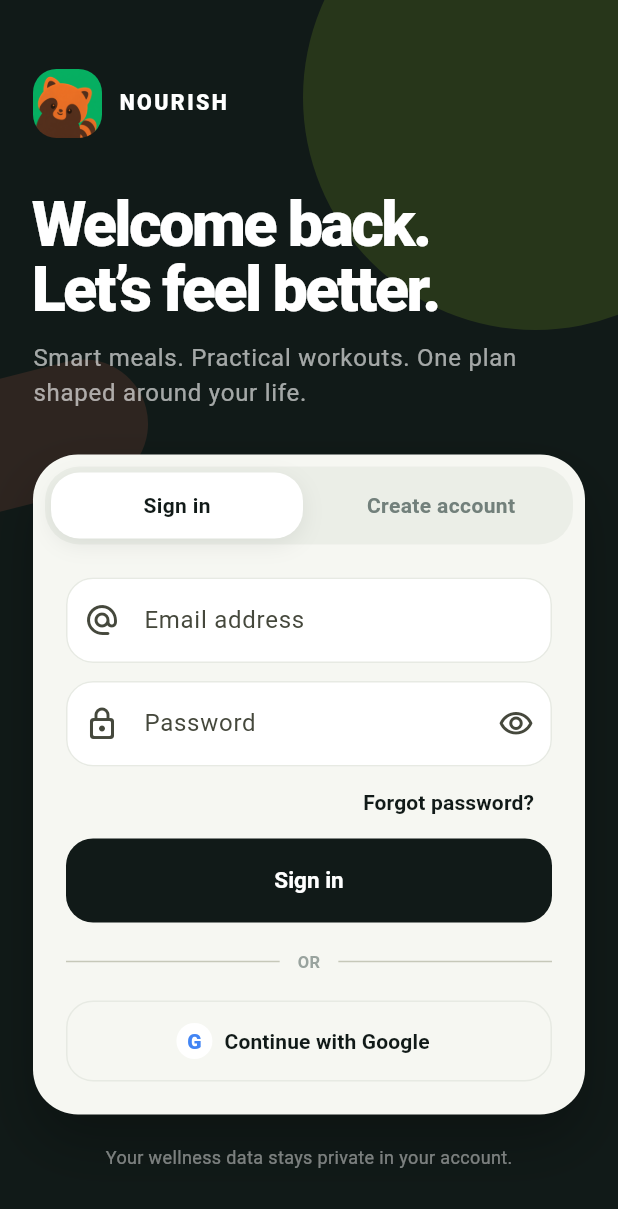
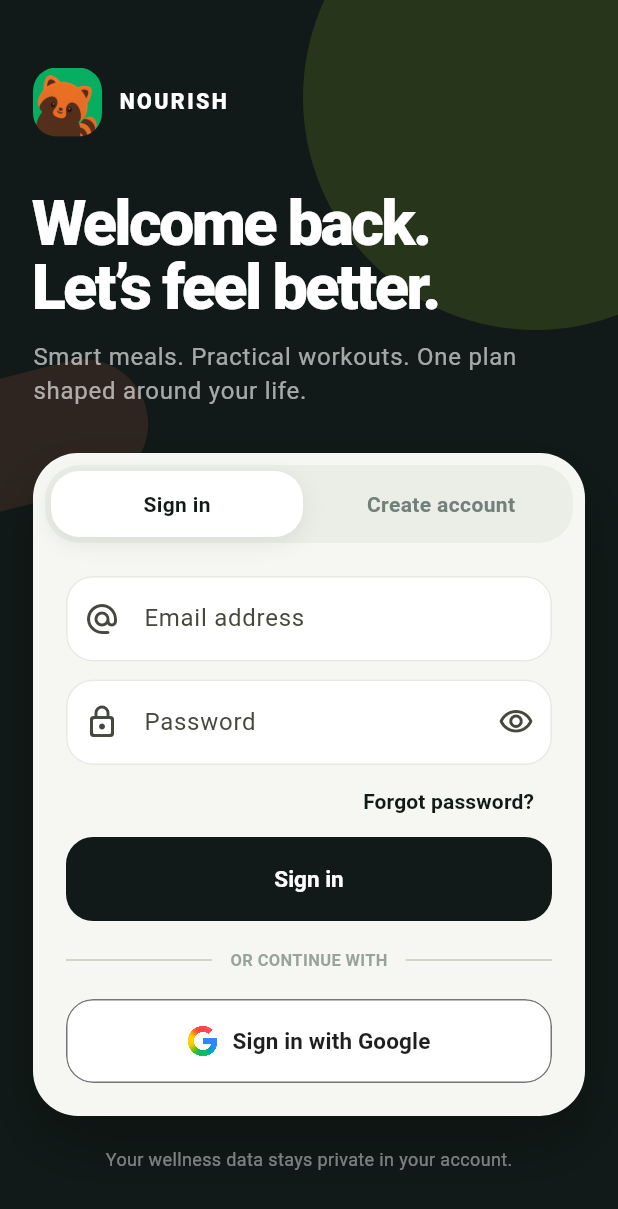
Before and after one commit to SparshMishra09/Nourish, a Flutter app: the screen it shows after launch, on a phone screen of 412 x 824 dp. Shown: the top 1209 px of the screen. Run offline on Flutter 3.47's test engine with Material 3 defaults, Android fonts, the phone set to English and light mode, and no system bars; our stand-ins replace cached_network_image, cloud_firestore, firebase_ai, firebase_auth, firebase_core, flutter_local_notifications and 5 more; missing offline and left inert: firebase_app_check; accounts and stored records are empty.

Commit message:
Polish Google authentication for v1.11.1

```diff
--- a/lib/screens/auth_screen.dart
+++ b/lib/screens/auth_screen.dart
@@ -3,6 +3,7 @@ import 'package:flutter/material.dart';
 import '../core/app_theme.dart';
 import '../services/auth_service.dart';
 import '../widgets/brand_mark.dart';
+import '../widgets/google_auth_button.dart';
 import '../widgets/shared_ui.dart';
 
 class AuthScreen extends StatefulWidget {
@@ -22,6 +23,7 @@ class _AuthScreenState extends State<AuthScreen> {
   bool _isSignUp = false;
   bool _obscurePassword = true;
   bool _loading = false;
+  bool _googleLoading = false;
 
   @override
   void dispose() {
@@ -55,13 +57,21 @@ class _AuthScreenState extends State<AuthScreen> {
   }
 
   Future<void> _googleSignIn() async {
-    setState(() => _loading = true);
+    setState(() {
+      _loading = true;
+      _googleLoading = true;
+    });
     try {
       await widget.authService.signInWithGoogle();
     } catch (error) {
       if (mounted) showAppMessage(context, AuthService.friendlyError(error));
     } finally {
-      if (mounted) setState(() => _loading = false);
+      if (mounted) {
+        setState(() {
+          _loading = false;
+          _googleLoading = false;
+        });
+      }
     }
   }
 
@@ -270,7 +280,7 @@ class _AuthScreenState extends State<AuthScreen> {
                                     FilledButton(
                                       key: const ValueKey('authSubmit'),
                                       onPressed: _loading ? null : _submit,
-                                      child: _loading
+                                      child: _loading && !_googleLoading
                                           ? const SizedBox.square(
                                               dimension: 21,
                                               child: CircularProgressIndicator(
@@ -293,7 +303,7 @@ class _AuthScreenState extends State<AuthScreen> {
                                             horizontal: 12,
                                           ),
                                           child: Text(
-                                            'OR',
+                                            'OR CONTINUE WITH',
                                             style: TextStyle(
                                               color: AppPalette.muted
                                                   .withValues(alpha: 0.7),
@@ -306,40 +316,12 @@ class _AuthScreenState extends State<AuthScreen> {
                                       ],
                                     ),
                                     const SizedBox(height: 18),
-                                    OutlinedButton.icon(
-                                      key: const ValueKey('googleSignIn'),
+                                    GoogleAuthButton(
                                       onPressed: _loading
                                           ? null
                                           : _googleSignIn,
-                                      icon: Container(
-                                        width: 24,
-                                        height: 24,
-                                        alignment: Alignment.center,
-                                        decoration: const BoxDecoration(
-                                          color: Colors.white,
-                                          shape: BoxShape.circle,
-                                        ),
-                                        child: const Text(
-                                          'G',
-                                          style: TextStyle(
-                                            color: Color(0xFF4285F4),
-                                            fontWeight: FontWeight.w900,
-                                          ),
-                                        ),
-                                      ),
-                                      label: const Text('Continue with Google'),
-                                      style: OutlinedButton.styleFrom(
-                                        foregroundColor: AppPalette.ink,
-                                        minimumSize: const Size.fromHeight(54),
-                                        side: const BorderSide(
-                                          color: AppPalette.line,
-                                        ),
-                                        shape: RoundedRectangleBorder(
-                                          borderRadius: BorderRadius.circular(
-                                            18,
-                                          ),
-                                        ),
-                                      ),
+                                      isSignUp: _isSignUp,
+                                      isLoading: _googleLoading,
                                     ),
                                   ],
                                 ),
--- /dev/null
+++ b/lib/widgets/google_auth_button.dart
@@ -0,0 +1,136 @@
+import 'package:flutter/material.dart';
+
+class GoogleAuthButton extends StatelessWidget {
+  const GoogleAuthButton({
+    super.key,
+    required this.onPressed,
+    required this.isSignUp,
+    this.isLoading = false,
+  });
+
+  static const logoAsset = 'assets/images/google_g_logo.png';
+
+  final VoidCallback? onPressed;
+  final bool isSignUp;
+  final bool isLoading;
+
+  String get _label => isSignUp ? 'Sign up with Google' : 'Sign in with Google';
+
+  @override
+  Widget build(BuildContext context) {
+    final enabled = onPressed != null && !isLoading;
+
+    return Semantics(
+      button: true,
+      enabled: enabled,
+      label: isLoading ? 'Connecting to Google' : _label,
+      child: SizedBox(
+        height: 56,
+        width: double.infinity,
+        child: Material(
+          color: Colors.white,
+          shape: RoundedRectangleBorder(
+            borderRadius: BorderRadius.circular(18),
+            side: const BorderSide(color: Color(0xFF747775)),
+          ),
+          clipBehavior: Clip.antiAlias,
+          child: InkWell(
+            key: const ValueKey('googleSignIn'),
+            onTap: enabled ? onPressed : null,
+            overlayColor: WidgetStateProperty.resolveWith((states) {
+              if (states.contains(WidgetState.pressed)) {
+                return const Color(0xFF1F1F1F).withValues(alpha: 0.08);
+              }
+              if (states.contains(WidgetState.hovered) ||
+                  states.contains(WidgetState.focused)) {
+                return const Color(0xFF1F1F1F).withValues(alpha: 0.04);
+              }
+              return null;
+            }),
+            child: AnimatedSwitcher(
+              duration: const Duration(milliseconds: 180),
+              switchInCurve: Curves.easeOut,
+              switchOutCurve: Curves.easeIn,
+              child: isLoading
+                  ? const _GoogleLoadingLabel()
+                  : _GoogleLabel(label: _label, enabled: enabled),
+            ),
+          ),
+        ),
+      ),
+    );
+  }
+}
+
+class _GoogleLabel extends StatelessWidget {
+  const _GoogleLabel({required this.label, required this.enabled});
+
+  final String label;
+  final bool enabled;
+
+  @override
+  Widget build(BuildContext context) {
+    return Row(
+      key: ValueKey(label),
+      mainAxisAlignment: MainAxisAlignment.center,
+      mainAxisSize: MainAxisSize.min,
+      children: [
+        Opacity(
+          opacity: enabled ? 1 : 0.45,
+          child: Image.asset(
+            GoogleAuthButton.logoAsset,
+            width: 20,
+            height: 20,
+            filterQuality: FilterQuality.high,
+            semanticLabel: 'Google',
+          ),
+        ),
+        const SizedBox(width: 10),
+        Text(
+          label,
+          style: TextStyle(
+            color: const Color(
+              0xFF1F1F1F,
+            ).withValues(alpha: enabled ? 1 : 0.45),
+            fontSize: 15,
+            height: 20 / 15,
+            fontWeight: FontWeight.w600,
+            letterSpacing: 0.1,
+          ),
+        ),
+      ],
+    );
+  }
+}
+
+class _GoogleLoadingLabel extends StatelessWidget {
+  const _GoogleLoadingLabel();
+
+  @override
+  Widget build(BuildContext context) {
+    return const Row(
+      key: ValueKey('googleLoading'),
+      mainAxisAlignment: MainAxisAlignment.center,
+      mainAxisSize: MainAxisSize.min,
+      children: [
+        SizedBox.square(
+          dimension: 19,
+          child: CircularProgressIndicator(
+            strokeWidth: 2.2,
+            color: Color(0xFF4285F4),
+          ),
+        ),
+        SizedBox(width: 11),
+        Text(
+          'Connecting to Google…',
+          style: TextStyle(
+            color: Color(0xFF1F1F1F),
+            fontSize: 15,
+            height: 20 / 15,
+            fontWeight: FontWeight.w600,
+          ),
+        ),
+      ],
+    );
+  }
+}
--- a/pubspec.yaml
+++ b/pubspec.yaml
@@ -16,7 +16,7 @@ publish_to: 'none' # Remove this line if you wish to publish to pub.dev
 # https://developer.apple.com/library/archive/documentation/General/Reference/InfoPlistKeyReference/Articles/CoreFoundationKeys.html
 # In Windows, build-name is used as the major, minor, and patch parts
 # of the product and file versions while build-number is used as the build suffix.
-version: 1.11.0+16
+version: 1.11.1+17
 
 environment:
   sdk: ^3.11.3
@@ -76,6 +76,7 @@ flutter:
 
   assets:
     - assets/data/
+    - assets/images/google_g_logo.png
     - assets/images/nourish_logo.png
     - assets/images/recipes/
 
```
Also changed, not shown: assets/images/google_g_logo.png (added), 3 other files.
